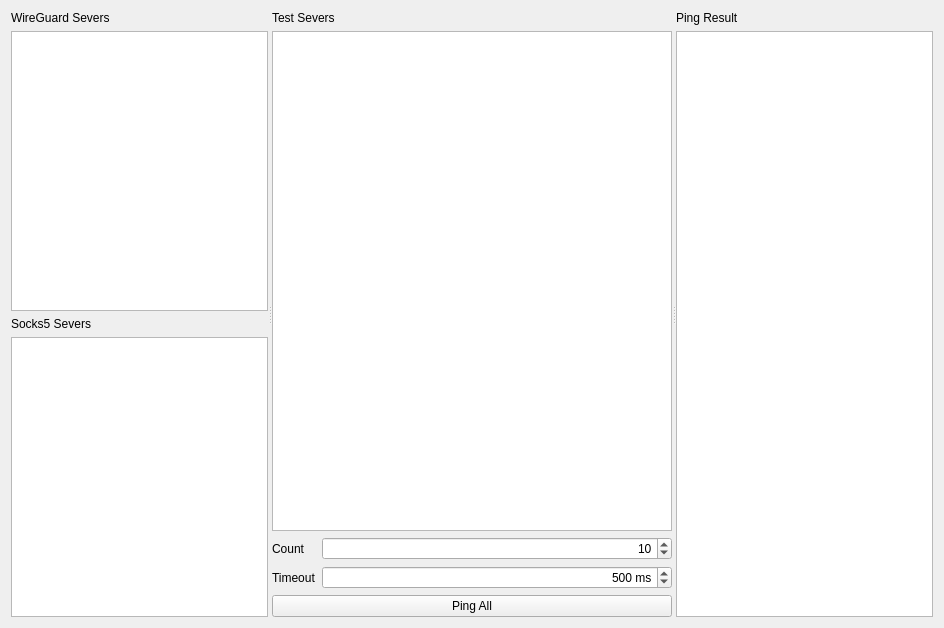
The window that Ui_PingTool.ui (Holence/WireSock-GUI) describes before a commit, drawn with Qt 5.
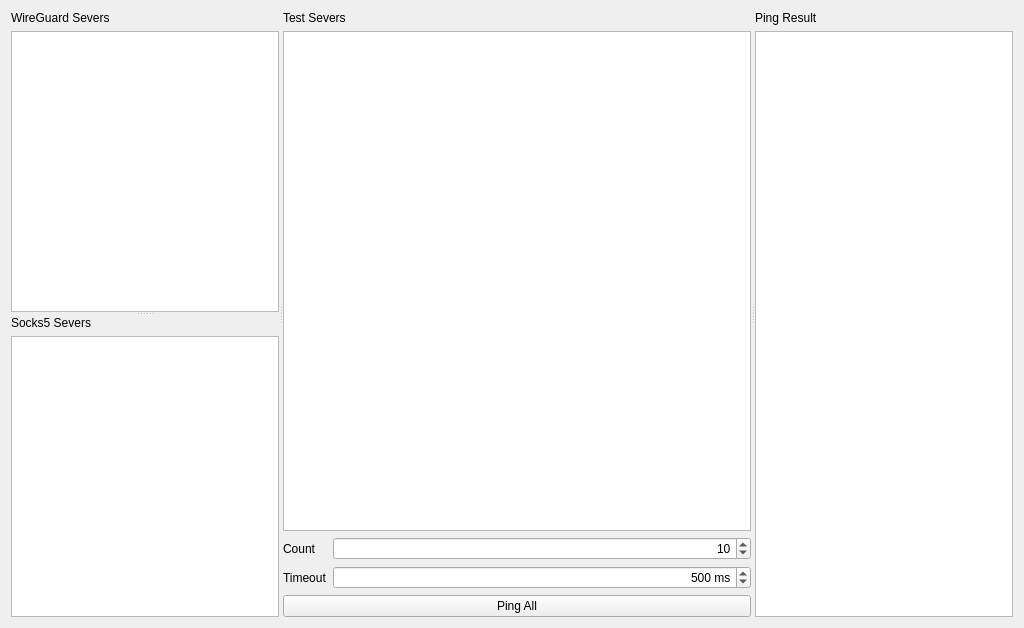
The same window after the commit. Custom widgets are drawn as their Qt base class.

The edit to the form file:
```diff
--- a/Ui_PingTool.ui
+++ b/Ui_PingTool.ui
@@ -6,7 +6,7 @@
    <rect>
     <x>0</x>
     <y>0</y>
-    <width>944</width>
+    <width>1024</width>
     <height>623</height>
    </rect>
   </property>
@@ -15,13 +15,15 @@
   </property>
   <layout class="QHBoxLayout" name="horizontalLayout">
    <item>
-    <widget class="QSplitter" name="splitter">
+    <widget class="QSplitter" name="splitter_2">
      <property name="orientation">
       <enum>Qt::Horizontal</enum>
      </property>
+     <widget class="QSplitter" name="splitter">
+      <property name="orientation">
+       <enum>Qt::Vertical</enum>
+      </property>
      <widget class="QWidget" name="layoutWidget">
-      <layout class="QVBoxLayout" name="verticalLayout_4">
-       <item>
         <layout class="QVBoxLayout" name="verticalLayout">
          <item>
           <widget class="QLabel" name="label">
@@ -34,15 +36,15 @@
           <widget class="PingTable" name="tableWidget_wireguard">
            <property name="minimumSize">
             <size>
-             <width>250</width>
-             <height>0</height>
+            <width>266</width>
+            <height>200</height>
             </size>
            </property>
           </widget>
          </item>
         </layout>
-       </item>
-       <item>
+      </widget>
+      <widget class="QWidget" name="layoutWidget3">
         <layout class="QVBoxLayout" name="verticalLayout_2">
          <item>
           <widget class="QLabel" name="label_2">
@@ -55,15 +57,14 @@
           <widget class="PingTable" name="tableWidget_socks">
            <property name="minimumSize">
             <size>
-             <width>250</width>
-             <height>0</height>
+            <width>266</width>
+            <height>200</height>
             </size>
            </property>
           </widget>
          </item>
         </layout>
-       </item>
-      </layout>
+      </widget>
      </widget>
      <widget class="QWidget" name="layoutWidget1">
       <layout class="QVBoxLayout" name="verticalLayout_5">
@@ -80,7 +81,7 @@
           <widget class="PingTable" name="tableWidget_test">
            <property name="minimumSize">
             <size>
-             <width>400</width>
+             <width>466</width>
              <height>500</height>
             </size>
            </property>
```
Lines whose indentation alone changed are shown as unchanged.
